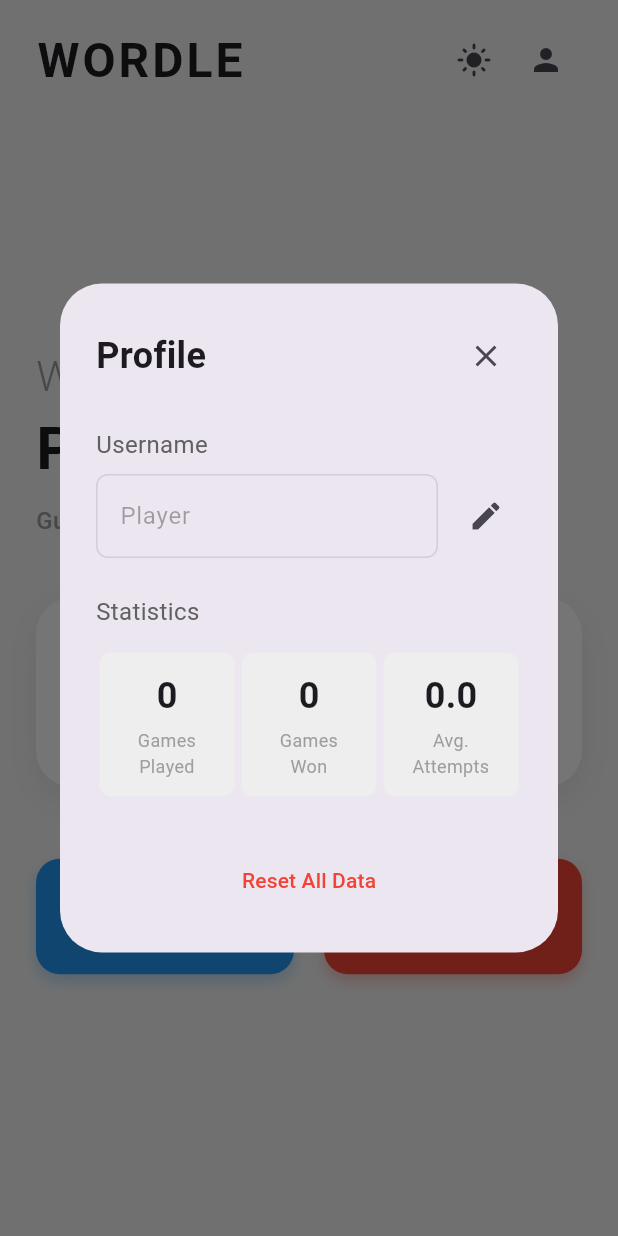
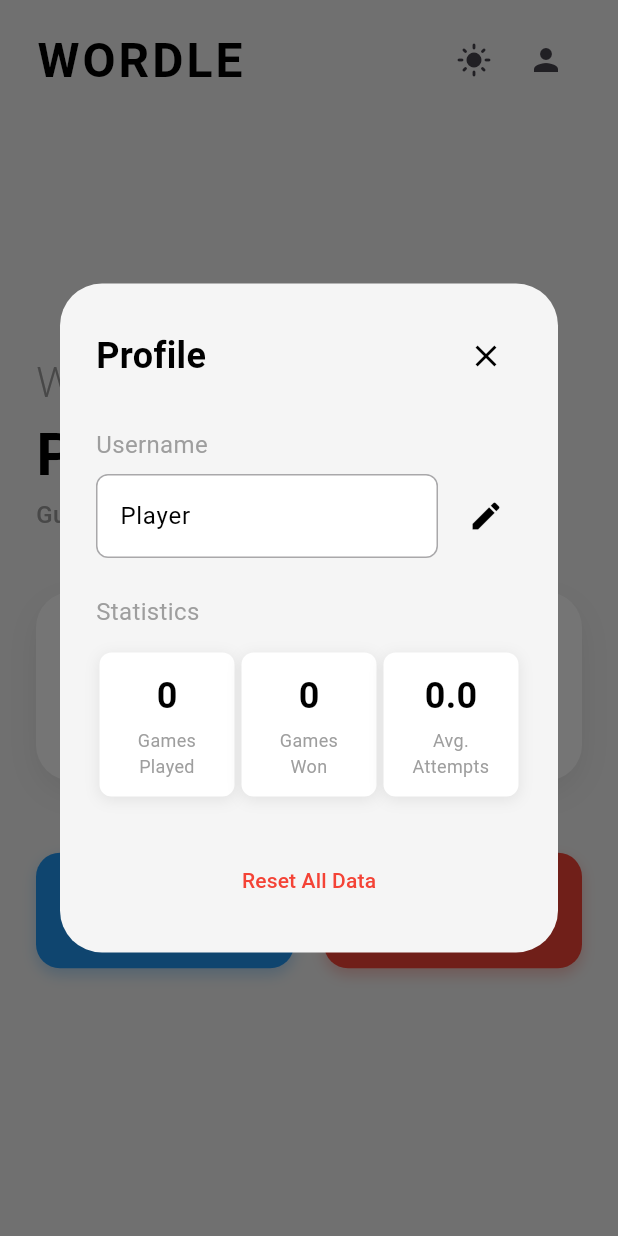
Before and after one commit to quiellll/flutter_wordle, a Flutter app: the screen it shows after launch, after a tap on the "person" icon, on a phone screen of 412 x 824 dp. Run offline on Flutter 3.47's test engine with Material 3 defaults, Android fonts, the phone set to English and light mode, and no system bars; our stand-ins replace shared_preferences; accounts and stored records are empty; project files that could hold a hidden picture were left out.

Commit message:
fix colores

```diff
--- a/lib/screens/game_page.dart
+++ b/lib/screens/game_page.dart
@@ -1,4 +1,5 @@
 import 'package:flutter/material.dart';
+import 'package:flutter_wordle/widgets/theme/theme_colors.dart';
 import '../models/models.dart';
 import '../services/validation_provider.dart';
 import '../widgets/game/game_board.dart';
@@ -120,6 +121,9 @@
                 child: AnimatedBuilder(
                   animation: _messageController,
                   builder: (context, child) {
+                    final colors = Theme.of(context).brightness == Brightness.dark
+                        ? WordleColors.darkTheme
+                        : WordleColors.lightTheme;
                     return ClipRect(
                       child: Transform(
                         transform: Matrix4.identity()
@@ -134,12 +138,12 @@
                                   width: double.infinity,
                                   height: 50,
                                   padding: const EdgeInsets.all(8.0),
-                                  color: Colors.red.shade100,
+                                  color: colors.errorBackground,
                                   alignment: Alignment.center,
                                   child: Text(
                                     _currentMessage,
                                     style: TextStyle(
-                                      color: Colors.red.shade800,
+                                      color: colors.errorText,
                                       fontWeight: FontWeight.bold,
                                     ),
                                     textAlign: TextAlign.center,
--- a/lib/screens/home_page.dart
+++ b/lib/screens/home_page.dart
@@ -123,30 +123,30 @@
 
   @override
   Widget build(BuildContext context) {
-    final brightness = Theme.of(context).brightness;
-    final bgColor = brightness == Brightness.light
-        ? Colors.grey.shade100
-        : const Color(0xFF1A1A1A);
+    final isDark = Theme.of(context).brightness == Brightness.dark;
+    final colors = isDark ? WordleColors.darkTheme : WordleColors.lightTheme;
 
     return Scaffold(
-      backgroundColor: bgColor,
+      backgroundColor: colors.backgroundColor,
       body: SafeArea(
         child: Padding(
           padding: const EdgeInsets.symmetric(horizontal: 24),
           child: Column(
             crossAxisAlignment: CrossAxisAlignment.start,
             children: [
+              // Title section (unchanged)
               FadeTransition(
                 opacity: _fadeTitle,
                 child: Container(
                   padding: const EdgeInsets.symmetric(vertical: 16),
                   child: Row(
                     children: [
-                      const Text(
+                      Text(
                         'WORDLE',
                         style: TextStyle(
                           fontSize: 32,
                           fontWeight: FontWeight.bold,
+                          color: colors.textColor,
                           letterSpacing: 2,
                         ),
                       ),
@@ -161,6 +161,7 @@
                 ),
               ),
 
+              // Main content (keep everything the same until after stats container)
               Expanded(
                 child: Center(
                   child: SingleChildScrollView(
@@ -168,6 +169,7 @@
                       mainAxisAlignment: MainAxisAlignment.center,
                       crossAxisAlignment: CrossAxisAlignment.start,
                       children: [
+                        // Welcome text transitions (unchanged)
                         SlideTransition(
                           position: _slideWelcome,
                           child: FadeTransition(
@@ -177,7 +179,7 @@
                               style: TextStyle(
                                 fontSize: 28,
                                 fontWeight: FontWeight.w300,
-                                color: Colors.grey.shade500,
+                                color: colors.secondaryText,
                               ),
                             ),
                           ),
@@ -188,44 +190,38 @@
                             opacity: _fadeWelcome,
                             child: Text(
                               widget.userStats.username,
-                              style: const TextStyle(
+                              style: TextStyle(
                                 fontSize: 40,
                                 fontWeight: FontWeight.bold,
+                                color: colors.textColor,
                               ),
                             ),
                           ),
                         ),
                         FadeTransition(
                           opacity: _fadeWelcome,
-                          child: Column(
-                            crossAxisAlignment: CrossAxisAlignment.start,
-                            children: [
-                              const SizedBox(height: 8),
-                              Text(
-                                'Guess the word within 6 attempts',
-                                style: TextStyle(
-                                  fontSize: 16,
-                                  color: Colors.grey.shade500,
-                                  fontWeight: FontWeight.w500,
-                                ),
-                              ),
-                            ],
+                          child: Text(
+                            'Guess the word within 6 attempts',
+                            style: TextStyle(
+                              fontSize: 16,
+                              color: colors.secondaryText,
+                              fontWeight: FontWeight.w500,
+                            ),
                           ),
                         ),
 
                         const SizedBox(height: 40),
+                        // Stats container (unchanged)
                         FadeTransition(
                           opacity: _fadeStats,
                           child: Container(
                             padding: const EdgeInsets.symmetric(vertical: 28, horizontal: 20),
                             decoration: BoxDecoration(
-                              color: brightness == Brightness.light
-                                  ? Colors.white
-                                  : const Color(0xFF2C2C2C),
+                              color: colors.cardBackground,
                               borderRadius: BorderRadius.circular(24),
                               boxShadow: [
                                 BoxShadow(
-                                  color: Colors.black.withOpacity(0.08),
+                                  color: colors.shadowColor,
                                   blurRadius: 20,
                                   offset: const Offset(0, 8),
                                 ),
@@ -233,24 +229,40 @@
                             ),
                             child: Row(
                               children: [
-                                _buildStatItem('Played', widget.userStats.gamesPlayed.toString()),
+                                _buildStatItem(
+                                  'Played',
+                                  widget.userStats.gamesPlayed.toString(),
+                                  textColor: colors.textColor,
+                                  secondaryTextColor: colors.secondaryText,
+                                ),
                                 Container(
                                   width: 1,
                                   height: 40,
-                                  color: Colors.grey.withOpacity(0.2),
+                                  color: colors.dividerColor,
                                 ),
-                                _buildStatItem('Won', widget.userStats.gamesWon.toString()),
+                                _buildStatItem(
+                                  'Won',
+                                  widget.userStats.gamesWon.toString(),
+                                  textColor: colors.textColor,
+                                  secondaryTextColor: colors.secondaryText,
+                                ),
                                 Container(
                                   width: 1,
                                   height: 40,
-                                  color: Colors.grey.withOpacity(0.2),
+                                  color: colors.dividerColor,
                                 ),
-                                _buildStatItem('Avg. Attempts', widget.userStats.avgAttempts.toStringAsFixed(1)),
+                                _buildStatItem(
+                                  'Avg. Attempts',
+                                  widget.userStats.avgAttempts.toStringAsFixed(1),
+                                  textColor: colors.textColor,
+                                  secondaryTextColor: colors.secondaryText,
+                                ),
                               ],
                             ),
                           ),
                         ),
 
+                        // Add language buttons back
                         const SizedBox(height: 48),
                         FadeTransition(
                           opacity: _fadeButtons,
@@ -289,16 +301,21 @@
     );
   }
 
-  Widget _buildStatItem(String label, String value) {
+
+  Widget _buildStatItem(String label, String value, {
+    required Color textColor,
+    required Color secondaryTextColor,
+  }) {
     return Expanded(
       child: Column(
         mainAxisSize: MainAxisSize.min,
         children: [
           Text(
             value,
-            style: const TextStyle(
+            style: TextStyle(
               fontSize: 32,
               fontWeight: FontWeight.bold,
+              color: textColor,
             ),
           ),
           const SizedBox(height: 4),
@@ -306,7 +323,7 @@
             label,
             style: TextStyle(
               fontSize: 14,
-              color: Colors.grey.shade500,
+              color: secondaryTextColor,
               fontWeight: FontWeight.w500,
             ),
           ),
--- a/lib/widgets/theme/theme_colors.dart
+++ b/lib/widgets/theme/theme_colors.dart
@@ -1,7 +1,7 @@
 import 'package:flutter/material.dart';
 
 class WordleColors {
-
+  // Existing button colors
   static const Color spanishButton = Colors.red;
   static const Color englishButton = Colors.blue;
   static const Color important = Colors.red;
@@ -10,6 +10,12 @@
   static final lightTheme = _WordleThemeColors(
     // Home screen colors
     mainText: Colors.grey,
+    secondaryText: Colors.grey.shade500,
+    cardBackground: Colors.white,
+    backgroundColor: Colors.grey.shade100,
+    dividerColor: Colors.grey.withOpacity(0.2),
+    shadowColor: Colors.black.withOpacity(0.08),
+    statBoxBackground: Colors.grey[200]!,
 
     // Game colors
     correctTile: Colors.green,
@@ -20,12 +26,22 @@
     borderColor: Colors.grey,
     textColor: Colors.black,
     keyboardDefault: Colors.grey.shade300,
+
+    // Message colors
+    errorBackground: Colors.red.shade100,
+    errorText: Colors.red.shade800,
   );
 
   // Dark theme colors
   static final darkTheme = _WordleThemeColors(
     // Home screen colors
     mainText: Colors.grey,
+    secondaryText: Colors.grey.shade500,
+    cardBackground: const Color(0xFF2C2C2C),
+    backgroundColor: const Color(0xFF1A1A1A),
+    dividerColor: Colors.grey.withOpacity(0.2),
+    shadowColor: Colors.black.withOpacity(0.15),
+    statBoxBackground: Colors.grey[800]!,
 
     // Game colors
     correctTile: Colors.green,
@@ -36,19 +52,22 @@
     borderColor: Colors.grey.shade700,
     textColor: Colors.white,
     keyboardDefault: Colors.grey.shade700,
+
+    // Message colors
+    errorBackground: Colors.red.shade900,
+    errorText: Colors.red.shade100,
   );
 
   static ThemeData getLightTheme() {
     return ThemeData(
       primarySwatch: Colors.grey,
       brightness: Brightness.light,
-      scaffoldBackgroundColor: Colors.white,
-      appBarTheme: const AppBarTheme(
-        backgroundColor: Colors.white,
-        foregroundColor: Colors.black,
+      scaffoldBackgroundColor: lightTheme.backgroundColor,
+      appBarTheme: AppBarTheme(
+        backgroundColor: lightTheme.backgroundColor,
+        foregroundColor: lightTheme.textColor,
         elevation: 0,
       ),
-      // You can add more theme configurations here
     );
   }
 
@@ -56,19 +75,25 @@
     return ThemeData(
       primarySwatch: Colors.grey,
       brightness: Brightness.dark,
-      scaffoldBackgroundColor: Colors.grey.shade900,
+      scaffoldBackgroundColor: darkTheme.backgroundColor,
       appBarTheme: AppBarTheme(
-        backgroundColor: Colors.grey.shade900,
-        foregroundColor: Colors.white,
+        backgroundColor: darkTheme.backgroundColor,
+        foregroundColor: darkTheme.textColor,
         elevation: 0,
       ),
-      // You can add more theme configurations here
     );
   }
 }
 
 class _WordleThemeColors {
   final Color mainText;
+  final Color secondaryText;
+  final Color cardBackground;
+  final Color backgroundColor;
+  final Color dividerColor;
+  final Color shadowColor;
+  final Color statBoxBackground;
+
   final Color correctTile;
   final Color wrongPositionTile;
   final Color tileText;
@@ -78,8 +103,17 @@
   final Color textColor;
   final Color keyboardDefault;
 
+  final Color errorBackground;
+  final Color errorText;
+
   const _WordleThemeColors({
     required this.mainText,
+    required this.secondaryText,
+    required this.cardBackground,
+    required this.backgroundColor,
+    required this.dividerColor,
+    required this.shadowColor,
+    required this.statBoxBackground,
     required this.correctTile,
     required this.wrongPositionTile,
     required this.tileText,
@@ -88,5 +122,7 @@
     required this.borderColor,
     required this.textColor,
     required this.keyboardDefault,
+    required this.errorBackground,
+    required this.errorText,
   });
 }
--- a/lib/widgets/user/user_profile.dart
+++ b/lib/widgets/user/user_profile.dart
@@ -118,9 +118,12 @@
 
   @override
   Widget build(BuildContext context) {
-    final isDarkMode = Theme.of(context).brightness == Brightness.dark;
+    final colors = Theme.of(context).brightness == Brightness.dark
+        ? WordleColors.darkTheme
+        : WordleColors.lightTheme;
 
     return Dialog(
+      backgroundColor: colors.backgroundColor,  // Set the dialog background color to match theme
       child: Container(
         width: double.infinity,
         constraints: const BoxConstraints(maxWidth: 400),
@@ -131,16 +134,17 @@
           children: [
             Row(
               children: [
-                const Text(
+                Text(
                   'Profile',
                   style: TextStyle(
                     fontSize: 24,
                     fontWeight: FontWeight.bold,
+                    color: colors.textColor,
                   ),
                 ),
                 const Spacer(),
                 IconButton(
-                  icon: const Icon(Icons.close),
+                  icon: Icon(Icons.close, color: colors.textColor),
                   onPressed: () => Navigator.pop(context),
                 ),
               ],
@@ -152,7 +156,7 @@
               'Username',
               style: TextStyle(
                 fontSize: 16,
-                color: isDarkMode ? Colors.grey[300] : Colors.grey[700],
+                color: colors.secondaryText,
               ),
             ),
             const SizedBox(height: 8),
@@ -162,16 +166,22 @@
                   child: TextField(
                     controller: _usernameController,
                     enabled: _isEditing,
+                    style: TextStyle(color: colors.textColor),
                     decoration: InputDecoration(
                       border: OutlineInputBorder(
                         borderRadius: BorderRadius.circular(8),
                       ),
+                      fillColor: colors.cardBackground,
+                      filled: true,
                     ),
                   ),
                 ),
                 const SizedBox(width: 8),
                 IconButton(
-                  icon: Icon(_isEditing ? Icons.save : Icons.edit),
+                  icon: Icon(
+                    _isEditing ? Icons.save : Icons.edit,
+                    color: colors.textColor,
+                  ),
                   onPressed: () {
                     if (_isEditing) {
                       _saveChanges();
@@ -190,7 +200,7 @@
               'Statistics',
               style: TextStyle(
                 fontSize: 16,
-                color: isDarkMode ? Colors.grey[300] : Colors.grey[700],
+                color: colors.secondaryText,
               ),
             ),
             const SizedBox(height: 16),
@@ -210,7 +220,7 @@
               child: TextButton(
                 onPressed: _resetAllData,
                 style: TextButton.styleFrom(
-                  foregroundColor: Colors.red,
+                  foregroundColor: WordleColors.important,
                 ),
                 child: const Text('Reset All Data'),
               ),
@@ -222,31 +232,41 @@
   }
 
   Widget _buildStatBox(String label, String value) {
+    final colors = Theme.of(context).brightness == Brightness.dark
+        ? WordleColors.darkTheme
+        : WordleColors.lightTheme;
+
     return Container(
       width: 90,
       padding: const EdgeInsets.all(12),
       decoration: BoxDecoration(
-        color: Theme.of(context).brightness == Brightness.light
-            ? Colors.grey[200]
-            : Colors.grey[800],
+        color: colors.cardBackground,
         borderRadius: BorderRadius.circular(8),
+        boxShadow: [
+          BoxShadow(
+            color: colors.shadowColor,
+            blurRadius: 8,
+            offset: const Offset(0, 2),
+          ),
+        ],
       ),
       child: Column(
         children: [
           Text(
             value,
-            style: const TextStyle(
+            style: TextStyle(
               fontSize: 24,
               fontWeight: FontWeight.bold,
+              color: colors.textColor,
             ),
           ),
           const SizedBox(height: 4),
           Text(
             label,
             textAlign: TextAlign.center,
-            style: const TextStyle(
+            style: TextStyle(
               fontSize: 12,
-              color: Colors.grey,
+              color: colors.secondaryText,
             ),
           ),
         ],
```
